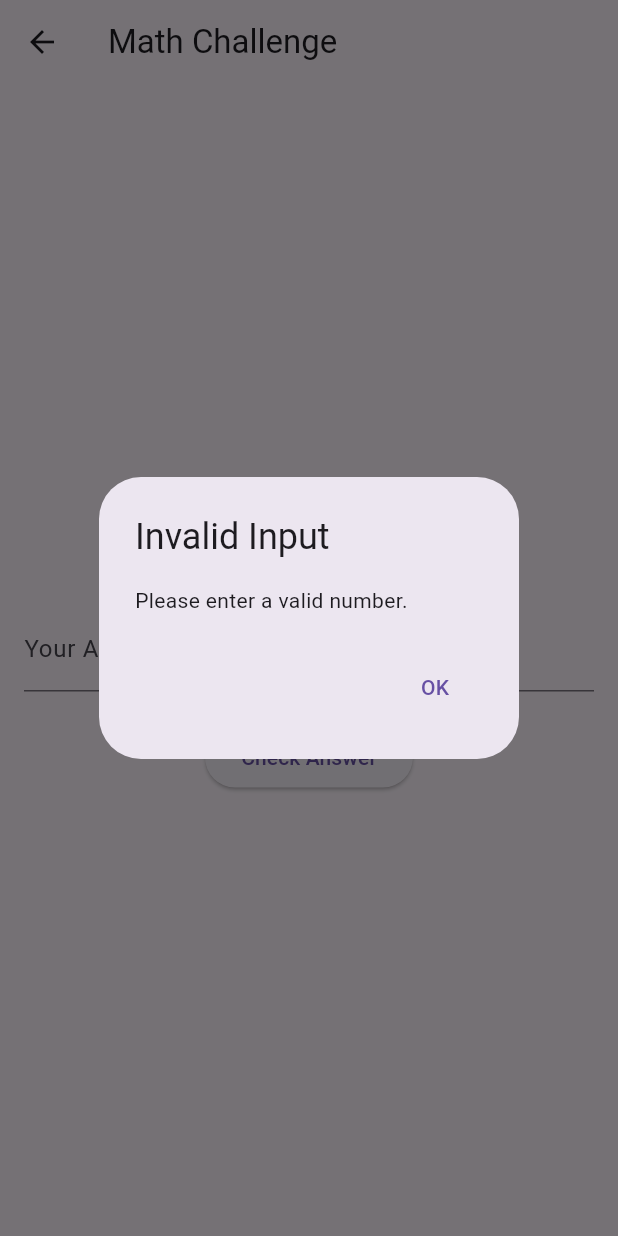
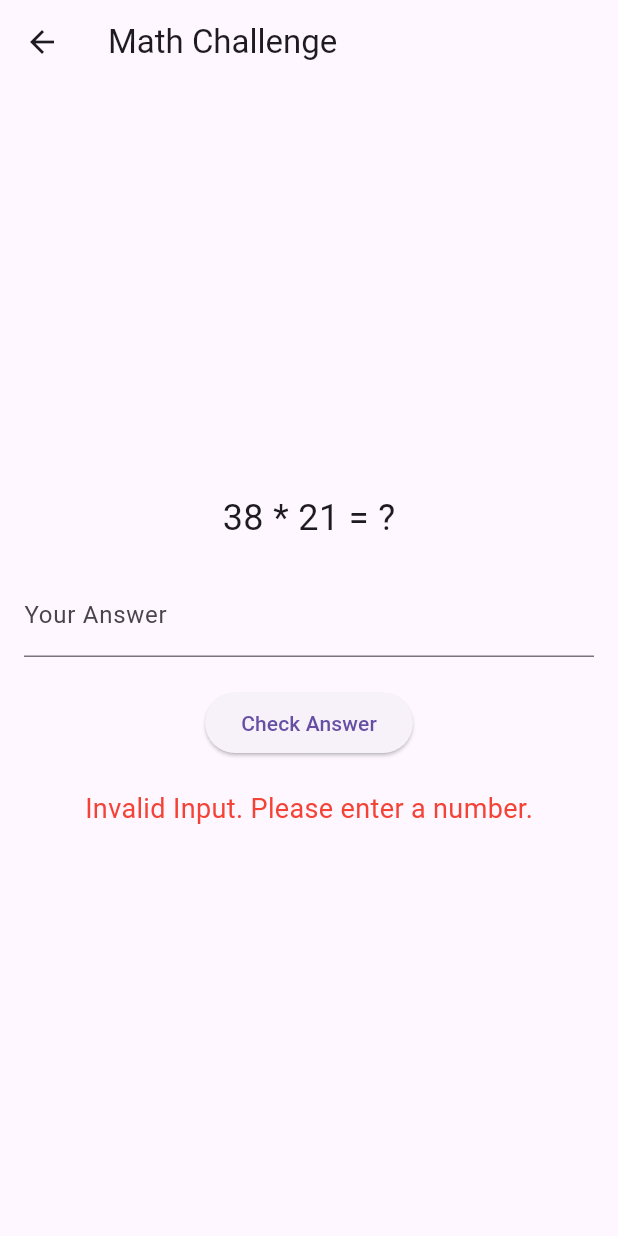
Before and after one commit to kjelly/flutter-games, a Flutter app: the GameScreen screen opened directly, after a tap on "Check Answer", on a phone screen of 412 x 824 dp. Run offline on Flutter 3.47's test engine with Material 3 defaults, Android fonts, the phone set to English and light mode, and no system bars.

Commit message:
feat: Display feedback on screen instead of dialogs
This commit refactors the game screen to display feedback (correct,
wrong, invalid input) as text on the screen, instead of using pop-up
dialogs. This addresses the new UI requirement from the user.

The `_GameScreenState` now manages a feedback message, and the `build`
method conditionally renders this message with appropriate styling.

```diff
--- a/game_platform/lib/game_screen.dart
+++ b/game_platform/lib/game_screen.dart
@@ -1,4 +1,5 @@
 import 'package:flutter/material.dart';
+import 'dart:async';
 import 'game_logic.dart';
 
 class GameScreen extends StatefulWidget {
@@ -11,11 +12,19 @@ class GameScreen extends StatefulWidget {
 class _GameScreenState extends State<GameScreen> {
   final MathGameLogic _gameLogic = MathGameLogic();
   final TextEditingController _controller = TextEditingController();
+  String _feedbackMessage = '';
 
   @override
   void initState() {
     super.initState();
     _gameLogic.generateQuestion();
+    _controller.addListener(() {
+      if (_feedbackMessage.isNotEmpty) {
+        setState(() {
+          _feedbackMessage = '';
+        });
+      }
+    });
   }
 
   @override
@@ -24,66 +33,33 @@ class _GameScreenState extends State<GameScreen> {
     super.dispose();
   }
 
-  Future<void> _showResultDialog({
-    required String title,
-    Widget? content,
-    required List<Widget> actions,
-  }) {
-    return showDialog(
-      context: context,
-      builder: (context) => AlertDialog(
-        title: Text(title),
-        content: content,
-        actions: actions,
-      ),
-    );
-  }
-
   void _checkAnswer() {
     final userAnswer = int.tryParse(_controller.text);
     if (userAnswer == null) {
-      _showResultDialog(
-        title: 'Invalid Input',
-        content: const Text('Please enter a valid number.'),
-        actions: [
-          TextButton(
-            onPressed: () => Navigator.of(context).pop(),
-            child: const Text('OK'),
-          ),
-        ],
-      );
+      setState(() {
+        _feedbackMessage = 'Invalid Input. Please enter a number.';
+      });
       return;
     }
 
     if (userAnswer == _gameLogic.answer) {
-      _showResultDialog(
-        title: 'Correct!',
-        actions: [
-          TextButton(
-            onPressed: () {
-              Navigator.of(context).pop();
+      setState(() {
+        _feedbackMessage = 'Correct!';
+      });
+      // After a short delay, generate a new question.
+      Future.delayed(const Duration(seconds: 1), () {
         if (mounted) {
           setState(() {
             _gameLogic.generateQuestion();
             _controller.clear();
+            _feedbackMessage = '';
           });
         }
-            },
-            child: const Text('Next Question'),
-          ),
-        ],
-      );
+      });
     } else {
-      _showResultDialog(
-        title: 'Wrong!',
-        content: Text('The correct answer is ${_gameLogic.answer}.'),
-        actions: [
-          TextButton(
-            onPressed: () => Navigator.of(context).pop(),
-            child: const Text('Try Again'),
-          ),
-        ],
-      );
+      setState(() {
+        _feedbackMessage = 'Wrong! The correct answer is ${_gameLogic.answer}.';
+      });
     }
   }
 
@@ -115,6 +91,14 @@ class _GameScreenState extends State<GameScreen> {
               onPressed: _checkAnswer,
               child: const Text('Check Answer'),
             ),
+            const SizedBox(height: 20),
+            Text(
+              _feedbackMessage,
+              style: TextStyle(
+                fontSize: 18,
+                color: _feedbackMessage == 'Correct!' ? Colors.green : Colors.red,
+              ),
+            ),
           ],
         ),
       ),
```
Lines whose indentation alone changed are shown as unchanged.
